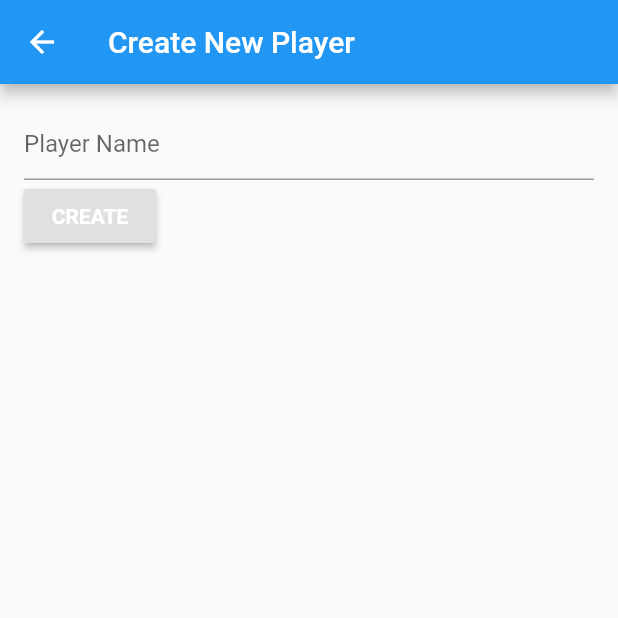
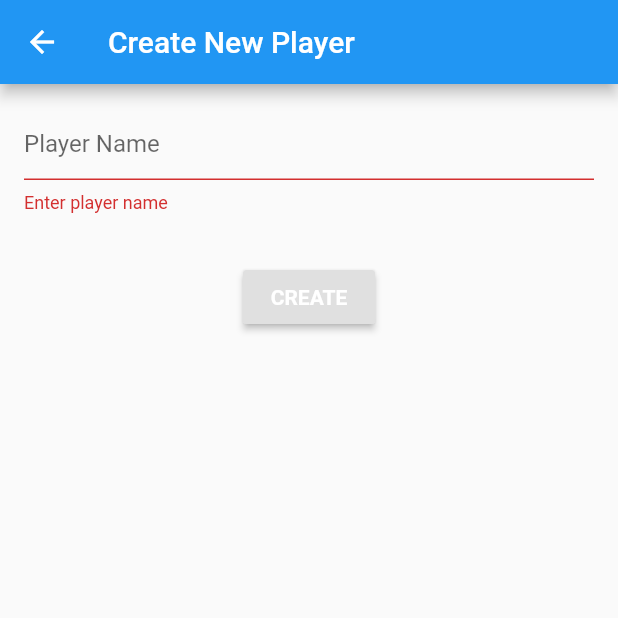
Before and after one commit to two-brothers/leaderboard-app, a Flutter app: the NewPlayer screen opened directly, after a tap on "CREATE", on a phone screen of 412 x 824 dp, the top half of it. Run offline on Flutter 3.47's test engine with Material 2 defaults, Android fonts, the phone set to English and light mode, and no system bars; our stand-ins replace cloud_firestore, conditional_builder, datetime_picker_formfield, equatable, rxdart; missing offline and left inert: autocomplete_textfield; accounts and stored records are empty.

Commit message:
Pass formKey instead of formState to FormSubmissionButton

```diff
--- a/lib/form_submission_button.dart
+++ b/lib/form_submission_button.dart
@@ -8,12 +8,12 @@ import 'package:flutter/material.dart';
 /// * launch a snackbar indicating success or failure on completion
 /// * reset the form on successful submission
 class FormSubmissionButton extends StatefulWidget {
-  final FormState formState;
+  final GlobalKey<FormState> formKey;
   final Future Function() onSubmit;
   final String onCompleteText;
   final String buttonText;
 
-  FormSubmissionButton({@required this.formState, @required this.onSubmit, @required this.onCompleteText, @required this.buttonText});
+  FormSubmissionButton({@required this.formKey, @required this.onSubmit, @required this.onCompleteText, @required this.buttonText});
 
   @override
   _FormSubmissionButtonState createState() => _FormSubmissionButtonState();
@@ -23,21 +23,26 @@ class _FormSubmissionButtonState extends State<FormSubmissionButton> {
   bool _saving = false;
 
   @override
-  Widget build(BuildContext context) => _saving
-      ? Expanded(child: Center(child: CircularProgressIndicator()))
+  Widget build(BuildContext context) => Center(
+      child: Container(
+          margin: EdgeInsets.symmetric(vertical: 32),
+          child: _saving
+              ? CircularProgressIndicator()
               : RaisedButton(
                   onPressed: () {
-            if (this.widget.formState.validate()) {
-              this.widget.formState.save();
+                    if (this.widget.formKey.currentState.validate()) {
+                      this.widget.formKey.currentState.save();
                       setState(() => _saving = true);
                       this
                           .widget
                           .onSubmit()
                           .whenComplete(() => setState(() => _saving = false))
-                  .whenComplete(() => this.widget.formState.reset())
-                  .then((_) => Scaffold.of(context).showSnackBar(SnackBar(content: Text(this.widget.onCompleteText), backgroundColor: Colors.green)))
-                  .catchError((error) => Scaffold.of(context).showSnackBar(SnackBar(content: Text(error.toString()), backgroundColor: Colors.red)));
+                          .whenComplete(() => this.widget.formKey.currentState.reset())
+                          .then((_) => Scaffold.of(context)
+                              .showSnackBar(SnackBar(content: Text(this.widget.onCompleteText), backgroundColor: Colors.green)))
+                          .catchError((error) =>
+                              Scaffold.of(context).showSnackBar(SnackBar(content: Text(error.toString()), backgroundColor: Colors.red)));
                     }
                   },
-          child: Text(this.widget.buttonText, style: Theme.of(context).textTheme.button));
+                  child: Text(this.widget.buttonText, style: Theme.of(context).textTheme.button))));
 }
--- a/lib/new_match.dart
+++ b/lib/new_match.dart
@@ -55,7 +55,10 @@ abstract class _NewMatchState extends State<NewMatch> {
                               decoration: InputDecoration(hintText: 'Date of match'),
                               validator: (value) => value == null ? 'Enter date of match' : null,
                               onShowPicker: (context, currentValue) => showDatePicker(
-                              context: context, firstDate: DateTime(1900), initialDate: currentValue ?? DateTime.now(), lastDate: DateTime(2100)),
+                                  context: context,
+                                  firstDate: DateTime(1900),
+                                  initialDate: currentValue ?? DateTime.now(),
+                                  lastDate: DateTime(2100)),
                               onSaved: (value) => setState(() => _dt = value),
                               readOnly: true),
                           Column(
@@ -63,10 +66,11 @@ abstract class _NewMatchState extends State<NewMatch> {
                             children: formElements(context),
                           ),
                           FormSubmissionButton(
-                          formState: this.widget._formKey.currentState, onSubmit: () => save(context), buttonText: 'RECORD', onCompleteText: 'Saved Record')
-                    ]))),
-          ),
-        ));
+                              formKey: this.widget._formKey,
+                              onSubmit: () => save(context),
+                              buttonText: 'RECORD',
+                              onCompleteText: 'Saved Record')
+                        ]))))));
   }
 
   List<Widget> formElements(BuildContext context);
@@ -81,7 +85,9 @@ class _NewPersonalScoreState extends _NewMatchState {
   @override
   List<Widget> formElements(BuildContext context) => [
         PlayerSelectorFormField(
-            hintText: 'Player', validator: (value) => value == null ? 'Choose player' : null, onSaved: (value) => setState(() => _player = value)),
+            hintText: 'Player',
+            validator: (value) => value == null ? 'Choose player' : null,
+            onSaved: (value) => setState(() => _player = value)),
         TextFormField(
             decoration: InputDecoration(hintText: 'Score'),
             inputFormatters: [WhitelistingTextInputFormatter.digitsOnly],
@@ -104,9 +110,13 @@ class _RankScoreState extends _NewMatchState {
   @override
   List<Widget> formElements(BuildContext context) => [
         PlayerSelectorFormField(
-            hintText: 'Winner', validator: (value) => value == null ? 'Choose winner' : null, onSaved: (value) => setState(() => _winner = value)),
+            hintText: 'Winner',
+            validator: (value) => value == null ? 'Choose winner' : null,
+            onSaved: (value) => setState(() => _winner = value)),
         PlayerSelectorFormField(
-            hintText: 'Loser', validator: (value) => value == null ? 'Choose loser' : null, onSaved: (value) => setState(() => _loser = value))
+            hintText: 'Loser',
+            validator: (value) => value == null ? 'Choose loser' : null,
+            onSaved: (value) => setState(() => _loser = value))
       ];
 
   @override
--- a/lib/new_player.dart
+++ b/lib/new_player.dart
@@ -39,7 +39,7 @@ class _NewPlayerState extends State<NewPlayer> {
                             validator: (value) => value.isEmpty ? 'Enter player name' : null,
                             onSaved: (value) => setState(() => _name = value)),
                         FormSubmissionButton(
-                          formState: _formKey.currentState,
+                          formKey: _formKey,
                           onSubmit: () => _bloc.addPlayer(_name),
                           buttonText: 'CREATE',
                           onCompleteText: 'Added $_name',
```
Lines whose indentation alone changed are shown as unchanged.
